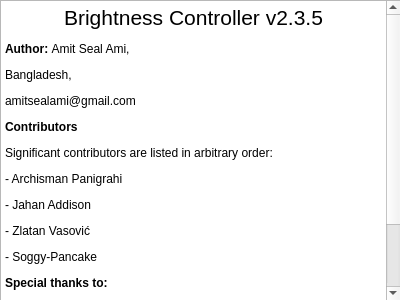
Qt form brightness-controller-linux/brightness_controller_linux/ui/about.ui (LordAmit/Brightness) before a commit.
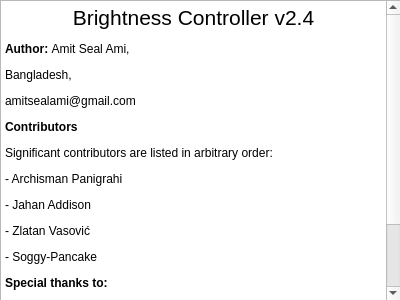
The same form after that commit.

Patch:
```diff
--- a/brightness-controller-linux/brightness_controller_linux/ui/about.ui
+++ b/brightness-controller-linux/brightness_controller_linux/ui/about.ui
@@ -45,7 +45,7 @@
 &lt;html&gt;&lt;head&gt;&lt;meta name=&quot;qrichtext&quot; content=&quot;1&quot; /&gt;&lt;style type=&quot;text/css&quot;&gt;
 p, li { white-space: pre-wrap; }
 &lt;/style&gt;&lt;/head&gt;&lt;body style=&quot; font-family:'.AppleSystemUIFont'; font-size:13pt; font-weight:400; font-style:normal;&quot;&gt;
-&lt;p align=&quot;center&quot; style=&quot; margin-top:12px; margin-bottom:12px; margin-left:0px; margin-right:0px; -qt-block-indent:0; text-indent:0px;&quot;&gt;&lt;span style=&quot; font-family:'Sans'; font-size:16pt;&quot;&gt;Brightness Controller v2.3.5&lt;/span&gt;&lt;/p&gt;
+&lt;p align=&quot;center&quot; style=&quot; margin-top:12px; margin-bottom:12px; margin-left:0px; margin-right:0px; -qt-block-indent:0; text-indent:0px;&quot;&gt;&lt;span style=&quot; font-family:'Sans'; font-size:16pt;&quot;&gt;Brightness Controller v2.4&lt;/span&gt;&lt;/p&gt;
 &lt;p style=&quot; margin-top:12px; margin-bottom:12px; margin-left:0px; margin-right:0px; -qt-block-indent:0; text-indent:0px;&quot;&gt;&lt;span style=&quot; font-family:'Sans'; font-size:9pt; font-weight:600;&quot;&gt;Author: &lt;/span&gt;&lt;span style=&quot; font-family:'Sans'; font-size:9pt;&quot;&gt;Amit Seal Ami, &lt;/span&gt;&lt;/p&gt;
 &lt;p style=&quot; margin-top:12px; margin-bottom:12px; margin-left:0px; margin-right:0px; -qt-block-indent:0; text-indent:0px;&quot;&gt;&lt;span style=&quot; font-family:'Sans'; font-size:9pt;&quot;&gt;Bangladesh,&lt;/span&gt;&lt;/p&gt;
 &lt;p style=&quot; margin-top:12px; margin-bottom:12px; margin-left:0px; margin-right:0px; -qt-block-indent:0; text-indent:0px;&quot;&gt;&lt;span style=&quot; font-family:'Sans'; font-size:9pt;&quot;&gt;amitsealami@gmail.com&lt;/span&gt;&lt;/p&gt;
```
